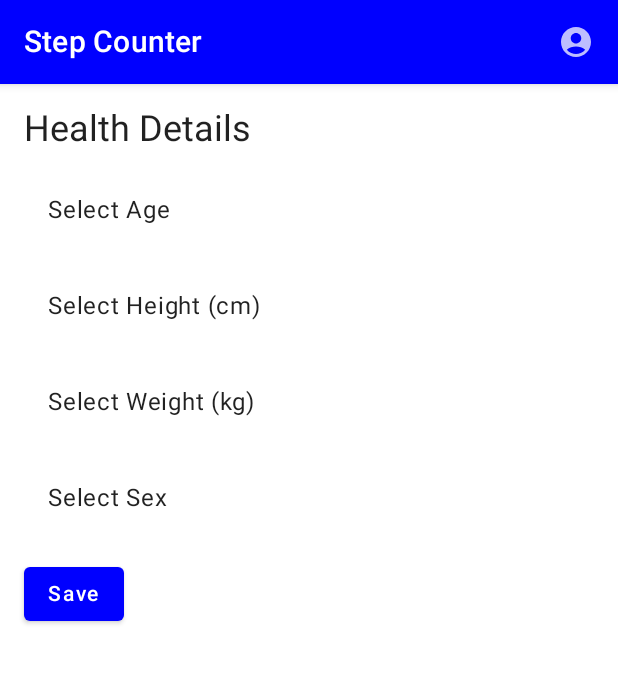
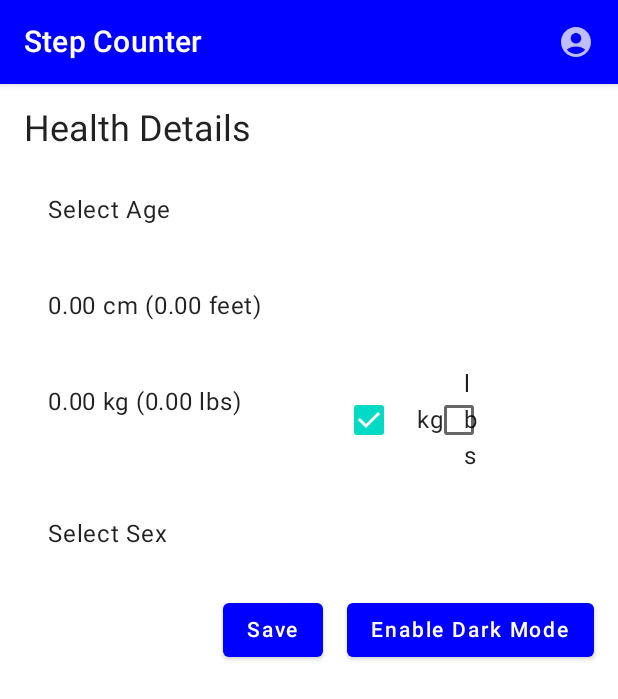
Before and after one commit to akashbhattacharya/FitnessTracker, an Android app built with Jetpack Compose: the HealthDetailsScreen screen opened through its navigation route, on a phone screen of 412 x 824 dp. Shown: the top 699 px of the screen. Run offline under Robolectric (Android 15) with nearby library versions, the phone set to English and light mode, and no system bars.

Commit message:
Update HealthDetailsScreen.kt
Updated HealthDetailsScreen

```diff
--- a/app/src/main/java/com/example/testapp/screens/HealthDetailsScreen.kt
+++ b/app/src/main/java/com/example/testapp/screens/HealthDetailsScreen.kt
@@ -1,18 +1,19 @@
 package com.example.testapp.screens
+
 
 import androidx.compose.foundation.clickable
 import androidx.compose.foundation.layout.*
 import androidx.compose.material.*
 import androidx.compose.runtime.*
+import androidx.compose.ui.Alignment
 import androidx.compose.ui.Modifier
 import androidx.compose.ui.unit.dp
-import androidx.lifecycle.viewmodel.compose.viewModel
 import androidx.navigation.NavController
 import com.example.testapp.viewmodel.StepCounterViewModel
-import kotlinx.coroutines.launch
+
 
 @Composable
-fun HealthDetailsScreen(navController: NavController, viewModel: StepCounterViewModel ) {
+fun HealthDetailsScreen(navController: NavController, viewModel: StepCounterViewModel) {
     var selectedAge by remember { mutableStateOf<String?>(null) }
     var isAgeDropdownExpanded by remember { mutableStateOf(false) } // Age dropdown expanded state
     var selectedHeight by remember { mutableStateOf<String?>(null) }
@@ -21,18 +22,20 @@ fun HealthDetailsScreen(navController: NavController, viewModel: StepCounterView
     var isWeightDropdownExpanded by remember { mutableStateOf(false) } // Weight dropdown expanded state
     var selectedSex by remember { mutableStateOf<String?>(null) }
     var isSexDropdownExpanded by remember { mutableStateOf(false) } // Sex dropdown expanded state
+    var weightUnit by remember { mutableStateOf("kg") }
+    var heightUnit by remember { mutableStateOf("cm") }
+
 
     val ageOptions = (18..100).map { it.toString() }
     val heightOptions = (30..275).map { it.toString() }
     val weightOptions = (1..454).map { it.toString() }
     val sexOptions = listOf("Male", "Female")
 
-    val coroutineScope = rememberCoroutineScope()
-
 
     Column(modifier = Modifier.padding(16.dp)) {
         Text("Health Details", style = MaterialTheme.typography.h5)
         Spacer(modifier = Modifier.height(16.dp))
+
 
         // Age selection
         Box(
@@ -57,14 +60,16 @@ fun HealthDetailsScreen(navController: NavController, viewModel: StepCounterView
             }
         }
 
+
         Spacer(modifier = Modifier.height(16.dp))
 
-        // Height selection
+
+        // Height selection with unit conversion
         Box(
             modifier = Modifier.fillMaxWidth().clickable { isHeightDropdownExpanded = true }
         ) {
             Text(
-                text = selectedHeight ?: "Select Height (cm)",
+                text = buildHeightString(selectedHeight, heightUnit),
                 modifier = Modifier.padding(vertical = 12.dp, horizontal = 16.dp)
             )
             DropdownMenu(
@@ -82,14 +87,17 @@ fun HealthDetailsScreen(navController: NavController, viewModel: StepCounterView
             }
         }
 
+
         Spacer(modifier = Modifier.height(16.dp))
 
-        // Weight selection
+
+        // Weight selection with unit conversion
+        Row {
             Box(
-            modifier = Modifier.fillMaxWidth().clickable { isWeightDropdownExpanded = true }
+                modifier = Modifier.fillMaxWidth(0.5f).clickable { isWeightDropdownExpanded = true }
             ) {
                 Text(
-                text = selectedWeight ?: "Select Weight (kg)",
+                    text = buildWeightString(selectedWeight, weightUnit),
                     modifier = Modifier.padding(vertical = 12.dp, horizontal = 16.dp)
                 )
                 DropdownMenu(
@@ -107,7 +115,42 @@ fun HealthDetailsScreen(navController: NavController, viewModel: StepCounterView
                 }
             }
 
+
+            Spacer(modifier = Modifier.width(16.dp))
+
+
+            Row(
+                modifier = Modifier.fillMaxWidth(0.5f),
+                horizontalArrangement = Arrangement.End,
+                verticalAlignment = Alignment.CenterVertically
+            ) {
+                Checkbox(
+                    checked = weightUnit == "kg",
+                    onCheckedChange = {
+                        weightUnit = if (it) "kg" else "lbs"
+                    },
+                    modifier = Modifier.padding(end = 8.dp)
+                )
+                Text("kg")
+
+
+                Spacer(modifier = Modifier.width(8.dp))
+
+
+                Checkbox(
+                    checked = weightUnit == "lbs",
+                    onCheckedChange = {
+                        weightUnit = if (it) "lbs" else "kg"
+                    },
+                    modifier = Modifier.padding(end = 8.dp)
+                )
+                Text("lbs")
+            }
+        }
+
+
         Spacer(modifier = Modifier.height(16.dp))
+
 
         // Sex selection
         Box(
@@ -132,24 +175,82 @@ fun HealthDetailsScreen(navController: NavController, viewModel: StepCounterView
             }
         }
 
+
         Spacer(modifier = Modifier.height(16.dp))
 
+
+        Row(
+            modifier = Modifier.fillMaxWidth(),
+            horizontalArrangement = Arrangement.End
+        ) {
             Button(onClick = {
                 val age = selectedAge?.toIntOrNull() ?: 0
                 val height = selectedHeight?.toDoubleOrNull() ?: 0.0
                 val weight = selectedWeight?.toDoubleOrNull() ?: 0.0
-            coroutineScope.launch {
                 viewModel.setHealthDetails(
                     height,
                     weight,
                     age,
                     selectedSex ?: ""
                 )
-            }
-
                 navController.navigateUp()
             }) {
                 Text("Save")
             }
+
+
+            Spacer(modifier = Modifier.width(16.dp))
+
+
+            Button(
+                onClick = { viewModel.toggleDarkMode() }
+            ) {
+                Text(if (viewModel.isDarkModeEnabled.value) "Disable Dark Mode" else "Enable Dark Mode")
             }
         }
+    }
+}
+
+
+private fun buildWeightString(weight: String?, unit: String): String {
+    val weightValue = weight?.toDoubleOrNull() ?: 0.0
+    val convertedWeight = if (unit == "kg") {
+        convertKgToLbs(weightValue)
+    } else {
+        convertLbsToKg(weightValue)
+    }
+    return String.format("%.2f", weightValue) + " $unit" + " (${String.format("%.2f", convertedWeight)} ${if (unit == "kg") "lbs" else "kg"})"
+}
+
+
+private fun buildHeightString(height: String?, unit: String): String {
+    val heightValue = height?.toDoubleOrNull() ?: 0.0
+    val convertedHeight = if (unit == "cm") {
+        convertCmToFeet(heightValue)
+    } else {
+        convertFeetToCm(heightValue)
+    }
+    return String.format("%.2f", heightValue) + " $unit" + " (${String.format("%.2f", convertedHeight)} ${if (unit == "cm") "feet" else "cm"})"
+}
+
+
+
+
+private fun convertKgToLbs(kg: Double): Double {
+    return kg * 2.20462
+}
+
+
+private fun convertLbsToKg(lbs: Double): Double {
+    return lbs / 2.20462
+}
+
+
+private fun convertCmToFeet(cm: Double): Double {
+    return cm * 0.0328084
+}
+
+
+private fun convertFeetToCm(feet: Double): Double {
+    return feet / 0.0328084
+}
```
Lines whose indentation alone changed are shown as unchanged.
